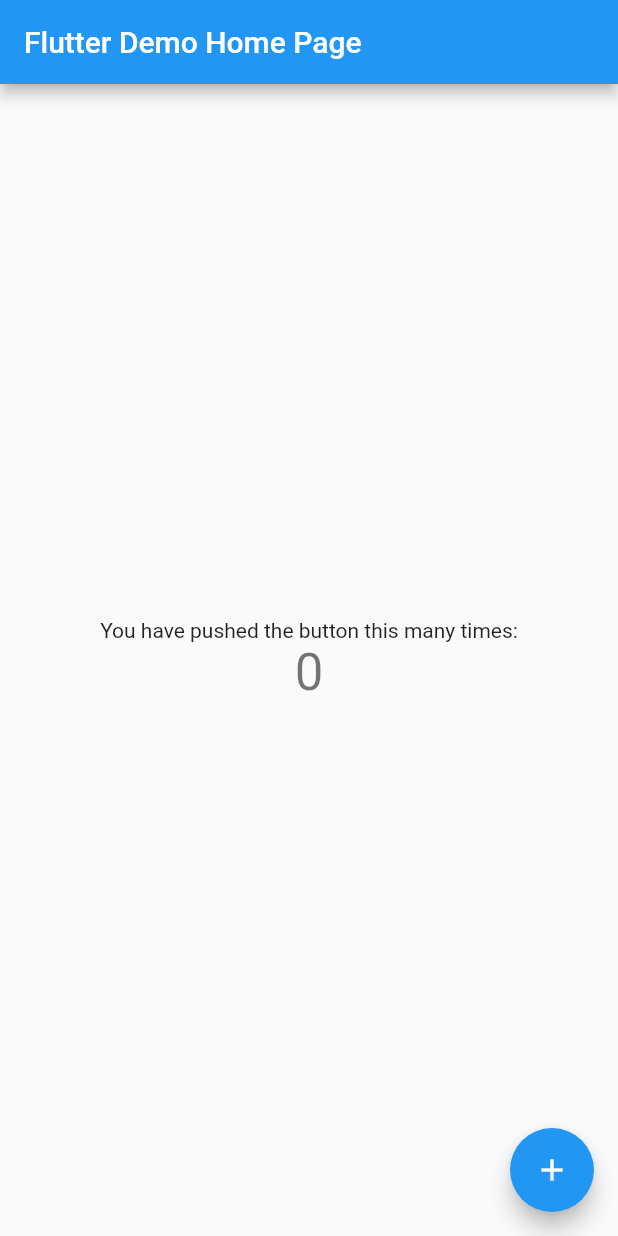
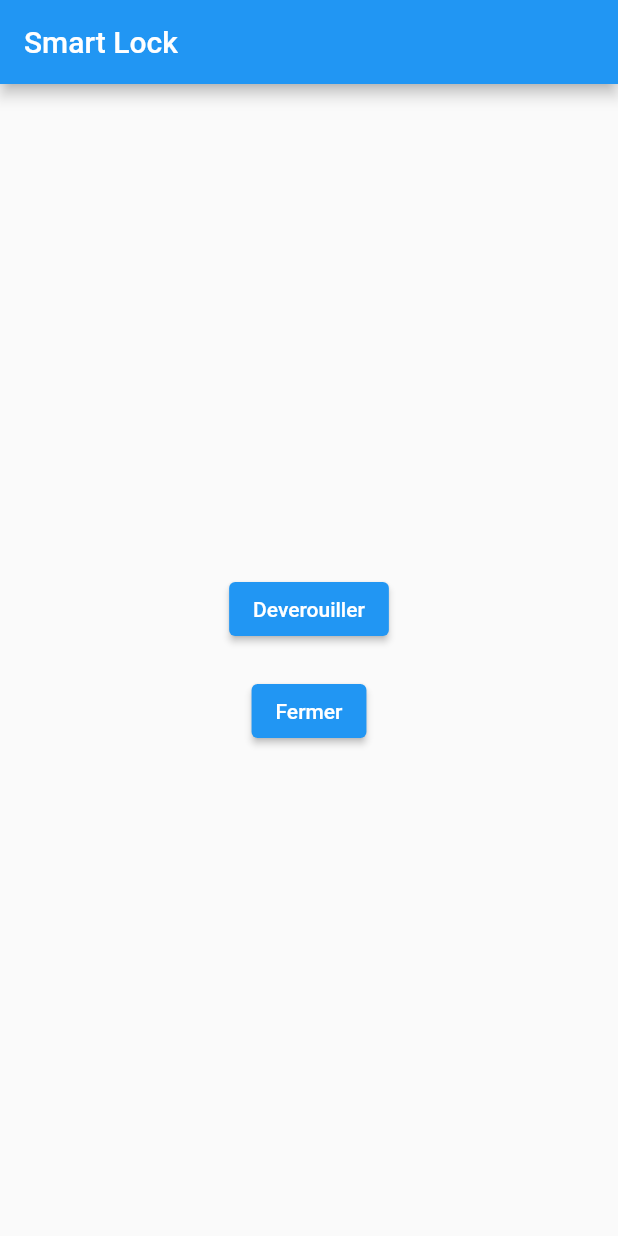
Before and after one commit to TheoGamiz/Smart-Lock, a Flutter app: the screen it shows after launch, on a phone screen of 412 x 824 dp. Run offline on Flutter 3.47's test engine with Material 2 defaults, Android fonts, the light colour scheme and no system bars; our stand-ins replace cloud_firestore, firebase_core; accounts and stored records are empty.

Commit message:
open/close

```diff
--- a/lib/main.dart
+++ b/lib/main.dart
@@ -27,7 +27,7 @@
 
         primarySwatch: Colors.blue,
       ),
-      home: const MyHomePage(title: 'Flutter Demo Home Page'),
+      home: const MyHomePage(title: 'Smart Lock'),
     );
   }
 }
@@ -52,16 +52,26 @@
     });
   }
 
-  Future<void> _addUser() async {
-    final CollectionReference usersCollection =
-        FirebaseFirestore.instance.collection('users');
+  Future<void> _openLock() async {
+    //final CollectionReference usersCollection = FirebaseFirestore.instance.collection('users');
+    final CollectionReference lockCollection = FirebaseFirestore.instance.collection('lock');
+    try {
+      await lockCollection.doc("XhCV3TOYYNEt8aR3jmzj").update({"lock": true});
+      print("Ouvert");
+    } catch (error) {
+      print("Failed to ouvrir: $error");
+    }
+  }
 
+  Future<void> _closeLock() async {
+    //final CollectionReference usersCollection = FirebaseFirestore.instance.collection('users');
+    final CollectionReference lockCollection =
+        FirebaseFirestore.instance.collection('lock');
     try {
-      await usersCollection
-          .add({"first_name": "John", "last_name": "Doe", "age": 42});
-      print("User added");
+      await lockCollection.doc("XhCV3TOYYNEt8aR3jmzj").update({"lock": false});
+      print("Ferme");
     } catch (error) {
-      print("Failed to add user: $error");
+      print("Failed to ferme: $error");
     }
   }
 
@@ -79,21 +89,19 @@
 
           mainAxisAlignment: MainAxisAlignment.center,
           children: <Widget>[
-            const Text(
-              'You have pushed the button this many times:',
+            ElevatedButton(onPressed: _openLock, child: Text(
+              "Deverouiller"
             ),
-            Text(
-              '$_counter',
-              style: Theme.of(context).textTheme.headlineMedium,
             ),
+            SizedBox(height: 20,),
+            ElevatedButton(onPressed: _closeLock, child: Text(
+              "Fermer"
+            ),
+            )
           ],
         ),
       ),
-      floatingActionButton: FloatingActionButton(
-        onPressed: _addUser,
-        tooltip: 'Increment',
-        child: const Icon(Icons.add),
-      ), // This trailing comma makes auto-formatting nicer for build methods.
+     // This trailing comma makes auto-formatting nicer for build methods.
     );
   }
 }
```
